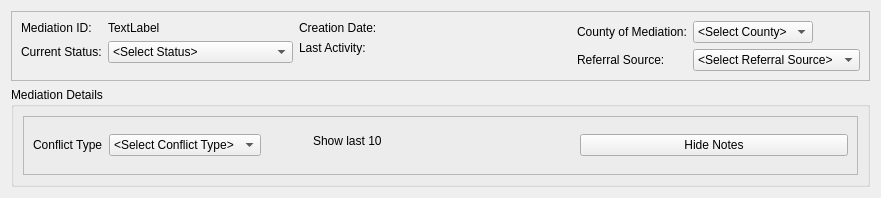
First picture: the form in drc/gui/mediationprocessstatusform.ui, repository lansdon/cpts483_drc, before the edit.
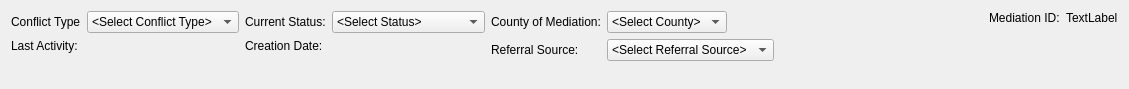
Second picture: the form after the edit.

Commit message: Cleanup MP details.

What changed in the file:
```diff
--- a/drc/gui/mediationprocessstatusform.ui
+++ b/drc/gui/mediationprocessstatusform.ui
@@ -6,8 +6,8 @@
    <rect>
     <x>0</x>
     <y>0</y>
-    <width>881</width>
-    <height>198</height>
+    <width>1129</width>
+    <height>89</height>
    </rect>
   </property>
   <property name="maximumSize">
@@ -20,51 +20,16 @@
    <string>Form</string>
   </property>
   <layout class="QGridLayout" name="gridLayout_5">
+   <item row="0" column="0">
+    <layout class="QFormLayout" name="formLayoutCol1">
    <item row="1" column="0">
-    <widget class="QGroupBox" name="groupBox">
-     <property name="sizePolicy">
-      <sizepolicy hsizetype="Preferred" vsizetype="Preferred">
-       <horstretch>0</horstretch>
-       <verstretch>0</verstretch>
-      </sizepolicy>
-     </property>
-     <property name="title">
-      <string>Mediation Details</string>
-     </property>
-     <layout class="QGridLayout" name="gridLayout_2">
-      <item row="3" column="0" colspan="3">
-       <widget class="QFrame" name="mediationFrame">
-        <property name="frameShape">
-         <enum>QFrame::StyledPanel</enum>
-        </property>
-        <property name="frameShadow">
-         <enum>QFrame::Raised</enum>
-        </property>
-        <layout class="QGridLayout" name="gridLayout">
-         <item row="0" column="2">
-          <layout class="QFormLayout" name="medForm3">
-           <item row="0" column="1">
-            <widget class="QLabel" name="Last10Label">
+      <widget class="QLabel" name="_conflictLabel">
              <property name="text">
-              <string>Show last 10</string>
+        <string>Conflict Type</string>
              </property>
             </widget>
            </item>
-          </layout>
-         </item>
-         <item row="0" column="1">
-          <layout class="QFormLayout" name="medForm2">
-           <property name="fieldGrowthPolicy">
-            <enum>QFormLayout::FieldsStayAtSizeHint</enum>
-           </property>
-          </layout>
-         </item>
-         <item row="0" column="0">
-          <layout class="QFormLayout" name="medForm1">
-           <property name="fieldGrowthPolicy">
-            <enum>QFormLayout::FieldsStayAtSizeHint</enum>
-           </property>
-           <item row="0" column="1">
+     <item row="1" column="1">
             <widget class="QComboBox" name="conflictComboBox">
              <item>
               <property name="text">
@@ -128,77 +93,24 @@
              </item>
             </widget>
            </item>
-           <item row="0" column="0">
-            <widget class="QLabel" name="_conflictLabel">
+     <item row="2" column="0">
+      <widget class="QLabel" name="lastActivityLabel">
              <property name="text">
-              <string>Conflict Type</string>
+        <string>Last Activity:</string>
              </property>
             </widget>
            </item>
-          </layout>
-         </item>
-         <item row="0" column="3">
-          <widget class="QPushButton" name="notesToggleBtn">
-           <property name="enabled">
-            <bool>true</bool>
-           </property>
+     <item row="2" column="1">
+      <widget class="QLabel" name="lastActivityDisplayLabel">
            <property name="text">
-            <string>Hide Notes</string>
-           </property>
-           <property name="checkable">
-            <bool>false</bool>
-           </property>
-           <property name="checked">
-            <bool>false</bool>
-           </property>
-           <property name="autoDefault">
-            <bool>false</bool>
-           </property>
-           <property name="default">
-            <bool>false</bool>
-           </property>
-           <property name="flat">
-            <bool>false</bool>
-           </property>
+        <string>&lt;date&gt;</string>
+       </property>
           </widget>
          </item>
         </layout>
-       </widget>
-      </item>
-     </layout>
-    </widget>
-   </item>
-   <item row="0" column="0">
-    <widget class="QFrame" name="managerFrame">
-     <property name="sizePolicy">
-      <sizepolicy hsizetype="Preferred" vsizetype="Fixed">
-       <horstretch>0</horstretch>
-       <verstretch>0</verstretch>
-      </sizepolicy>
-     </property>
-     <property name="frameShape">
-      <enum>QFrame::StyledPanel</enum>
-     </property>
-     <property name="frameShadow">
-      <enum>QFrame::Raised</enum>
-     </property>
-     <layout class="QHBoxLayout" name="horizontalLayout">
-      <item>
-       <layout class="QFormLayout" name="formLayoutCol1">
-        <item row="0" column="0">
-         <widget class="QLabel" name="label">
-          <property name="text">
-           <string>Mediation ID:</string>
-          </property>
-         </widget>
         </item>
         <item row="0" column="1">
-         <widget class="QLabel" name="label_2">
-          <property name="text">
-           <string>TextLabel</string>
-          </property>
-         </widget>
-        </item>
+    <layout class="QFormLayout" name="formLayoutCol2">
         <item row="1" column="0">
          <widget class="QLabel" name="_currentStatusLabel">
           <property name="text">
@@ -235,95 +147,42 @@
           </item>
          </widget>
         </item>
-       </layout>
-      </item>
-      <item>
-       <layout class="QFormLayout" name="formLayoutCol2">
-        <item row="0" column="0">
+     <item row="2" column="0">
          <widget class="QLabel" name="_creationLabel">
           <property name="text">
            <string>Creation Date:</string>
           </property>
          </widget>
         </item>
-        <item row="0" column="1">
+     <item row="2" column="1">
          <widget class="QLabel" name="createdDateLabel">
           <property name="text">
            <string>&lt;date&gt;</string>
           </property>
          </widget>
         </item>
-        <item row="1" column="0">
-         <widget class="QLabel" name="lastActivityLabel">
-          <property name="text">
-           <string>Last Activity:</string>
-          </property>
-         </widget>
-        </item>
-        <item row="1" column="1">
-         <widget class="QLabel" name="lastActivityDisplayLabel">
-          <property name="text">
-           <string>&lt;date&gt;</string>
-          </property>
-         </widget>
-        </item>
-       </layout>
-      </item>
-      <item>
+    </layout>
+   </item>
+   <item row="0" column="2">
        <layout class="QFormLayout" name="formLayoutCol3">
         <property name="fieldGrowthPolicy">
          <enum>QFormLayout::FieldsStayAtSizeHint</enum>
         </property>
-        <item row="0" column="0">
-         <widget class="QLabel" name="_countyLabel">
-          <property name="text">
-           <string>County of Mediation:</string>
-          </property>
-         </widget>
-        </item>
-        <item row="0" column="1">
-         <widget class="QComboBox" name="countyComboBox">
-          <item>
-           <property name="text">
-            <string>&lt;Select County&gt;</string>
-           </property>
-          </item>
-          <item>
-           <property name="text">
-            <string>Franklin</string>
-           </property>
-          </item>
-          <item>
-           <property name="text">
-            <string>Benton</string>
-           </property>
-          </item>
-          <item>
-           <property name="text">
-            <string>Grant</string>
-           </property>
-          </item>
-          <item>
-           <property name="text">
-            <string>Adams</string>
-           </property>
-          </item>
-          <item>
-           <property name="text">
-            <string>Other</string>
-           </property>
-          </item>
-         </widget>
-        </item>
-        <item row="1" column="0">
+     <item row="2" column="0">
          <widget class="QLabel" name="_referralLabel">
           <property name="text">
            <string>Referral Source:</string>
           </property>
          </widget>
         </item>
-        <item row="1" column="1">
+     <item row="2" column="1">
          <widget class="QComboBox" name="referralComboBox">
+       <property name="sizePolicy">
+        <sizepolicy hsizetype="MinimumExpanding" vsizetype="Fixed">
+         <horstretch>0</horstretch>
+         <verstretch>0</verstretch>
+        </sizepolicy>
+       </property>
           <item>
            <property name="text">
             <string>&lt;Select Referral Source&gt;</string>
@@ -406,10 +265,69 @@
           </item>
          </widget>
         </item>
-       </layout>
-      </item>
-     </layout>
-    </widget>
+     <item row="1" column="0">
+      <widget class="QLabel" name="_countyLabel">
+       <property name="text">
+        <string>County of Mediation:</string>
+       </property>
+      </widget>
+     </item>
+     <item row="1" column="1">
+      <widget class="QComboBox" name="countyComboBox">
+       <item>
+        <property name="text">
+         <string>&lt;Select County&gt;</string>
+        </property>
+       </item>
+       <item>
+        <property name="text">
+         <string>Franklin</string>
+        </property>
+       </item>
+       <item>
+        <property name="text">
+         <string>Benton</string>
+        </property>
+       </item>
+       <item>
+        <property name="text">
+         <string>Grant</string>
+        </property>
+       </item>
+       <item>
+        <property name="text">
+         <string>Adams</string>
+        </property>
+       </item>
+       <item>
+        <property name="text">
+         <string>Other</string>
+        </property>
+       </item>
+      </widget>
+     </item>
+    </layout>
+   </item>
+   <item row="0" column="3">
+    <layout class="QFormLayout" name="formLayout">
+     <property name="fieldGrowthPolicy">
+      <enum>QFormLayout::FieldsStayAtSizeHint</enum>
+     </property>
+     <item row="2" column="0">
+      <widget class="QLabel" name="label">
+       <property name="text">
+        <string>Mediation ID:</string>
+       </property>
+      </widget>
+     </item>
+     <item row="2" column="1">
+      <widget class="QLabel" name="label_2">
+       <property name="text">
+        <string>TextLabel</string>
+       </property>
+      </widget>
+     </item>
+    </layout>
    </item>
   </layout>
  </widget>
```
Left out of the diff: 23 changed lines with no effect on the pictures. Lines whose indentation alone changed are shown as unchanged.
